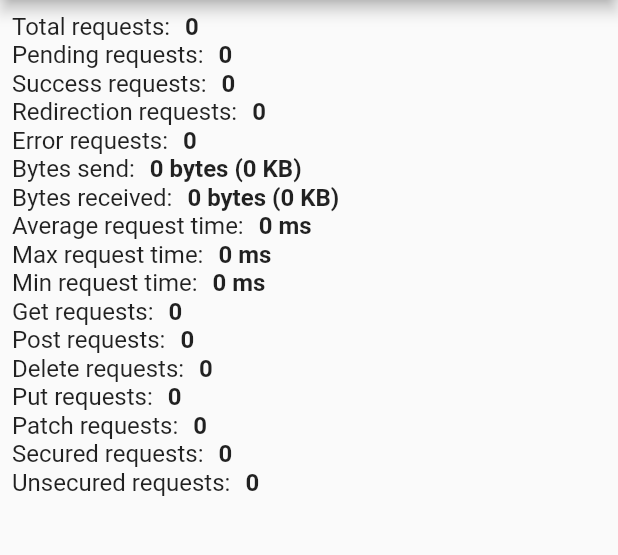
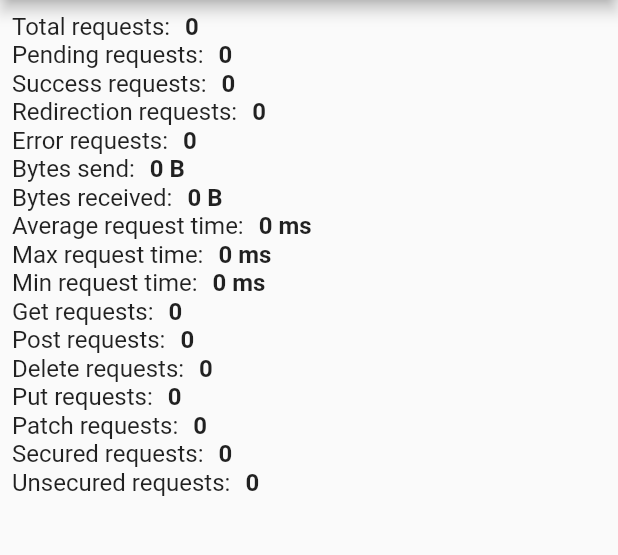
Before and after one commit to jhomlala/alice, a Flutter app: the AliceStatsScreen screen opened directly with empty values, on a phone screen of 412 x 824 dp, the part 84-639 px from its top. Run offline on Flutter 3.47's test engine with Material 2 defaults, Android fonts, the phone set to English and light mode, and no system bars; our stand-ins replace chewie, chopper, dio, flutter_local_notifications, open_file, package_info and 4 more; missing offline and left inert: shake; generated files the repository leaves out were written again.

Commit message:
Added better formatting for duration and bytes

```diff
--- /dev/null
+++ b/lib/helper/alice_conversion_helper.dart
@@ -0,0 +1,39 @@
+class AliceConversionHelper {
+  static int _kilobyteAsByte = 1000;
+  static int _megabyteAsByte = 1000000;
+  static int _secondAsMillisecond = 1000;
+  static int _minuteAsMillisecond = 60000;
+
+  static String formatBytes(int bytes) {
+    if (bytes == null || bytes < 0) {
+      return "-1 B";
+    }
+    if (bytes <= _kilobyteAsByte) {
+      return "$bytes B";
+    }
+    if (bytes <= _megabyteAsByte) {
+      return "${_formatDouble(bytes / _kilobyteAsByte)} kB";
+    }
+
+    return "${_formatDouble(bytes / _megabyteAsByte)} MB";
+  }
+
+  static String _formatDouble(double value) => value.toStringAsFixed(2);
+
+  static String formatTime(int timeInMillis) {
+    if (timeInMillis == null || timeInMillis < 0) {
+      return "-1 ms";
+    }
+    if (timeInMillis <= _secondAsMillisecond) {
+      return "$timeInMillis ms";
+    }
+    if (timeInMillis <= _minuteAsMillisecond) {
+      return "${_formatDouble(timeInMillis / _secondAsMillisecond)} s";
+    }
+
+    Duration duration = Duration(milliseconds: timeInMillis);
+
+    return "${duration.inMinutes} min ${(duration.inSeconds.remainder(60))} s "
+        "${duration.inMilliseconds.remainder(1000)} ms";
+  }
+}
--- a/lib/ui/page/alice_stats_screen.dart
+++ b/lib/ui/page/alice_stats_screen.dart
@@ -1,4 +1,5 @@
 import 'package:alice/core/alice_core.dart';
+import 'package:alice/helper/alice_conversion_helper.dart';
 import 'package:alice/model/alice_http_call.dart';
 import 'package:alice/ui/utils/alice_constants.dart';
 import 'package:flutter/material.dart';
@@ -30,8 +31,6 @@ class AliceStatsScreen extends StatelessWidget {
   }
 
   List<Widget> _buildMainListWidgets() {
-    int bytesSent = _getBytesSent();
-    int bytesReceived = _getBytesReceived();
     return [
       _getRow("Total requests:", "${_getTotalRequests()}"),
       _getRow("Pending requests:", "${_getPendingRequests()}"),
@@ -39,12 +38,15 @@ class AliceStatsScreen extends StatelessWidget {
       _getRow("Redirection requests:", "${_getRedirectionRequests()}"),
       _getRow("Error requests:", "${_getErrorRequests()}"),
       _getRow(
-          "Bytes send:", "$bytesSent bytes (${_getKilobytes(bytesSent)} KB)"),
+          "Bytes send:", AliceConversionHelper.formatBytes(_getBytesSent())),
       _getRow("Bytes received:",
-          "$bytesReceived bytes (${_getKilobytes(bytesReceived)} KB)"),
-      _getRow("Average request time:", "${_getAverageRequestTime()} ms"),
-      _getRow("Max request time:", "${_getMaxRequestTime()} ms"),
-      _getRow("Min request time:", "${_getMinRequestTime()} ms"),
+          AliceConversionHelper.formatBytes(_getBytesReceived())),
+      _getRow("Average request time:",
+          "${AliceConversionHelper.formatTime(_getAverageRequestTime())}"),
+      _getRow("Max request time:",
+          "${AliceConversionHelper.formatTime(_getMaxRequestTime())}"),
+      _getRow("Min request time:",
+          "${AliceConversionHelper.formatTime(_getMinRequestTime())}"),
       _getRow("Get requests:", "${_getRequests("GET")} "),
       _getRow("Post requests:", "${_getRequests("POST")} "),
       _getRow("Delete requests:", "${_getRequests("DELETE")} "),
@@ -132,10 +134,6 @@ class AliceStatsScreen extends StatelessWidget {
     return bytes;
   }
 
-  int _getKilobytes(int bytes) {
-    return bytes ~/ 1000;
-  }
-
   int _getAverageRequestTime() {
     int requestTimeSum = 0;
     int requestsWithDurationCount = 0;
--- a/lib/ui/widget/alice_base_call_details_widget.dart
+++ b/lib/ui/widget/alice_base_call_details_widget.dart
@@ -1,5 +1,6 @@
 import 'dart:convert';
 
+import 'package:alice/helper/alice_conversion_helper.dart';
 import 'package:flutter/material.dart';
 
 abstract class AliceBaseCallDetailsWidgetState<T extends StatefulWidget>
@@ -29,19 +30,10 @@ abstract class AliceBaseCallDetailsWidgetState<T extends StatefulWidget>
     );
   }
 
-  String formatBytes(int bytes) {
-    if (bytes == null) {
-      bytes = 0;
-    }
-    return "$bytes B";
-  }
+  String formatBytes(int bytes) => AliceConversionHelper.formatBytes(bytes);
 
-  String formatDuration(int duration) {
-    if (duration == null) {
-      duration = 0;
-    }
-    return "$duration ms";
-  }
+  String formatDuration(int duration) =>
+      AliceConversionHelper.formatTime(duration);
 
   String formatBody(dynamic body, String contentType) {
     var bodyContent = "Body is empty";
--- a/lib/ui/widget/alice_call_response_widget.dart
+++ b/lib/ui/widget/alice_call_response_widget.dart
@@ -164,6 +164,7 @@ class _AliceCallResponseWidgetState
     } else {
       rows.add(getListRow("Body:",
           "Too large to show (${_call.response.body.toString().length} Bytes)"));
+      rows.add(const SizedBox(height: 8));
       rows.add(
         RaisedButton(
           color: AliceConstants.lightRed,
@@ -175,6 +176,7 @@ class _AliceCallResponseWidgetState
           },
         ),
       );
+      rows.add(const SizedBox(height: 8));
       rows.add(Text("Warning! It will take some time to render output."));
     }
     return rows;
```
Also changed, not shown: lib/helper/alice_save_helper.dart (+7 -3 lines), lib/ui/widget/alice_call_list_item_widget.dart (+8 -4 lines), 1 other file.
